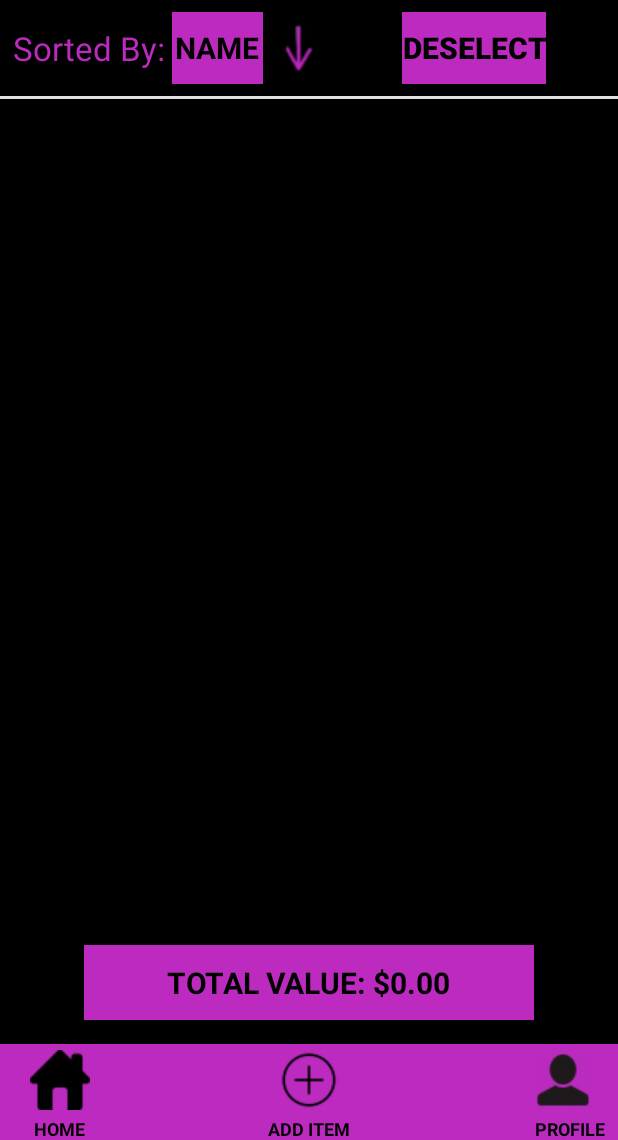
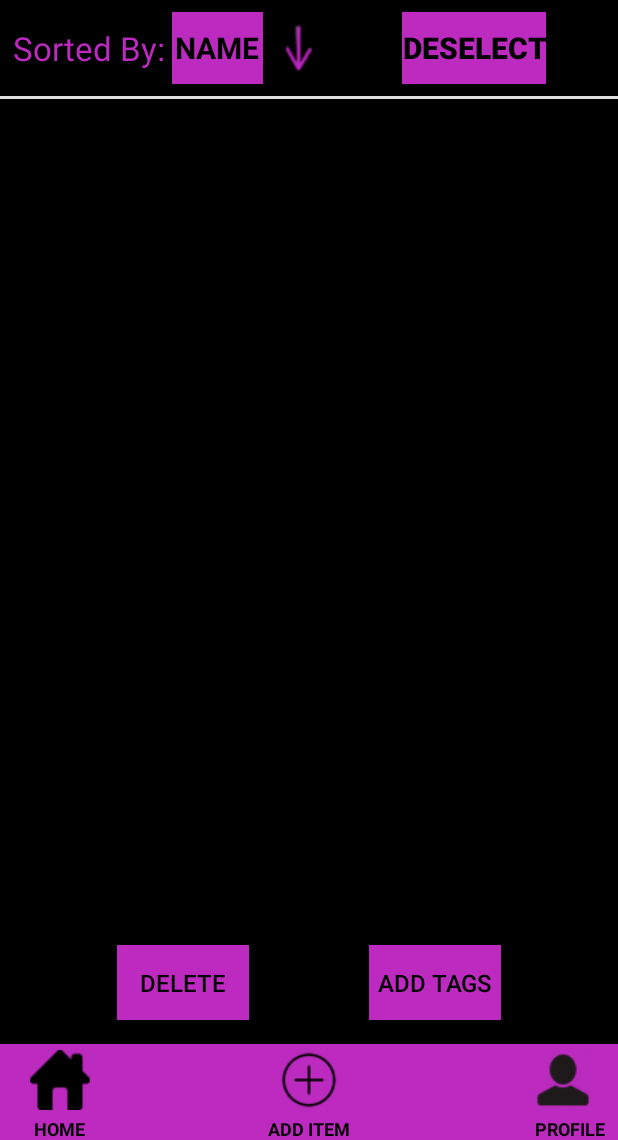
Before and after one commit to CMPUT301F23T27/OneStopShop, an Android app: the screen it shows after launch once a user with an empty profile is signed in (InventoryActivity), after a tap on "SELECT", on a phone screen of 412 x 824 dp, the part 96-1236 px from its top. Run offline under Robolectric (Android 15) with nearby library versions, the phone set to English and light mode, and no system bars; our stand-ins replace Firebase (no records; nobody signed in at launch, a user with empty details on screens opened directly).

Commit message:
Added necessary changes to implement multiple delete, included javadocs for new functions/methods

```diff
--- a/app/src/main/java/com/example/onestopshop/CustomList.java
+++ b/app/src/main/java/com/example/onestopshop/CustomList.java
@@ -115,6 +115,8 @@ public class CustomList extends RecyclerView.Adapter<CustomList.ViewHolder> {
             view.getContext().startActivity(intent);
         });
 
+        holder.checkBox.setChecked(item.isSelected());
+
     }
 
     /**
--- a/app/src/main/java/com/example/onestopshop/InventoryActivity.java
+++ b/app/src/main/java/com/example/onestopshop/InventoryActivity.java
@@ -41,8 +41,10 @@ public class InventoryActivity extends AppCompatActivity implements InventoryCon
     private ImageView addButton;
     private ImageView profileButton;
     private Button selectButton;
+    private Button deleteMultipleButton;
     private CheckBox itemCheckBox;
     private boolean checkboxVisible;
+    private LinearLayout totalValueLayout, multipleSelectButtons;
 
     @Override
     protected void onCreate(Bundle savedInstanceState) {
@@ -57,6 +59,9 @@ public class InventoryActivity extends AppCompatActivity implements InventoryCon
         addButton = findViewById(R.id.add_button);
         profileButton = findViewById(R.id.profile_button);
         selectButton = findViewById(R.id.select_button);
+        deleteMultipleButton = findViewById(R.id.deleteMultipleBtn);
+        totalValueLayout = findViewById(R.id.total_value_layout);
+        multipleSelectButtons = findViewById(R.id.multipleSelectBtns);
         checkboxVisible = false;
         recyclerView.setLayoutManager(new LinearLayoutManager(this));
         itemAdapter = new CustomList(this, dataList);
@@ -78,7 +83,24 @@ public class InventoryActivity extends AppCompatActivity implements InventoryCon
             public void onClick(View v) {
                 checkboxVisible = !checkboxVisible;
                 selectButton.setText(checkboxVisible ? "DESELECT" : "SELECT");
+                setupMultipleSelect();
                 updateCheckboxVisibility(recyclerView);
+            }
+        });
+
+        deleteMultipleButton.setOnClickListener(new View.OnClickListener() {
+            @Override
+            public void onClick(View v) {
+                // First get an array of selected item ids
+                ArrayList<String> selectedItemIds = new ArrayList<>();
+
+                for (Item item: dataList) {
+                    if (item.isSelected()) {
+                        selectedItemIds.add(item.getItemId());
+                    }
+                }
+                // Call Inventory Controller for multiple delete
+                inventoryController.deleteMultipleItems(selectedItemIds);
             }
         });
 
@@ -102,7 +124,7 @@ public class InventoryActivity extends AppCompatActivity implements InventoryCon
     }
 
     /**
-     * Changes the visibility of checkboxes
+     * Changes the visibility of checkboxes based on value of global boolean checkboxVisible
      *
      * @param recycler recyclerview containing checkbox
      */
@@ -111,17 +133,34 @@ public class InventoryActivity extends AppCompatActivity implements InventoryCon
             View itemView = recycler.getChildAt(i);
             CheckBox checkBox = itemView.findViewById(R.id.itemCheckBox);
 
-            // OnClickListener sets checkboxVisible to what we want
             if (checkBox != null) {
                 if (checkboxVisible) {
                     checkBox.setVisibility(View.VISIBLE);
                 } else {
                     checkBox.setVisibility(View.INVISIBLE);
                 }
+                // In both situations we want all items to default as unselected
+                Item item = dataList.get(i);
+                item.setSelected(false);
             }
         }
 
         // Notify the adapter
         recycler.getAdapter().notifyDataSetChanged();
     }
+
+
+    /**
+     * Enables/Disables the layout for select mode
+     */
+    private void setupMultipleSelect() {
+        if (checkboxVisible) {
+            totalValueLayout.setVisibility(View.INVISIBLE);
+            multipleSelectButtons.setVisibility(View.VISIBLE);
+
+        } else {
+            totalValueLayout.setVisibility(View.VISIBLE);
+            multipleSelectButtons.setVisibility(View.GONE);
+        }
+    }
 }
--- a/app/src/main/res/layout/activity_inventory.xml
+++ b/app/src/main/res/layout/activity_inventory.xml
@@ -151,6 +151,7 @@
         app:layout_constraintTop_toBottomOf="@id/item_list"
         app:layout_constraintBottom_toTopOf="@id/appBarLayoutBottom"
         android:gravity="center"
+        android:visibility="visible"
         android:layout_width="300dp"
         android:layout_height="50dp"
         android:background="#BD2AC0"
@@ -181,6 +182,44 @@
 
 
     </LinearLayout>
+
+    <LinearLayout
+        android:id="@+id/multipleSelectBtns"
+        android:layout_width="match_parent"
+        android:layout_height="wrap_content"
+        android:visibility="gone"
+        android:orientation="horizontal"
+        app:layout_constraintTop_toBottomOf="@id/item_list"
+        app:layout_constraintBottom_toTopOf="@id/appBarLayoutBottom"
+        android:gravity="center"
+        android:layout_marginBottom="16dp"
+        app:layout_constraintStart_toStartOf="parent"
+        app:layout_constraintEnd_toEndOf="parent">
+
+        <androidx.appcompat.widget.AppCompatButton
+            android:id="@+id/deleteMultipleBtn"
+            android:layout_width="wrap_content"
+            android:layout_height="50dp"
+            android:layout_marginStart="20dp"
+            android:layout_marginEnd="40dp"
+            android:background="#BD2AC0"
+            android:text="Delete"
+            android:textColor="@color/black"
+            android:textSize="16sp" />
+
+        <androidx.appcompat.widget.AppCompatButton
+            android:id="@+id/addTagsMultipleBtn"
+            android:layout_width="wrap_content"
+            android:layout_height="50dp"
+            android:layout_marginStart="40dp"
+            android:layout_marginEnd="20dp"
+            android:background="#BD2AC0"
+            android:text="Add Tags"
+            android:textColor="@color/black"
+            android:textSize="16sp" />
+
+    </LinearLayout>
+
 
     <com.google.android.material.appbar.AppBarLayout
         android:id="@+id/appBarLayoutBottom"
```
Also changed, not shown: app/src/main/java/com/example/onestopshop/Item.java (+10 -0 lines).
